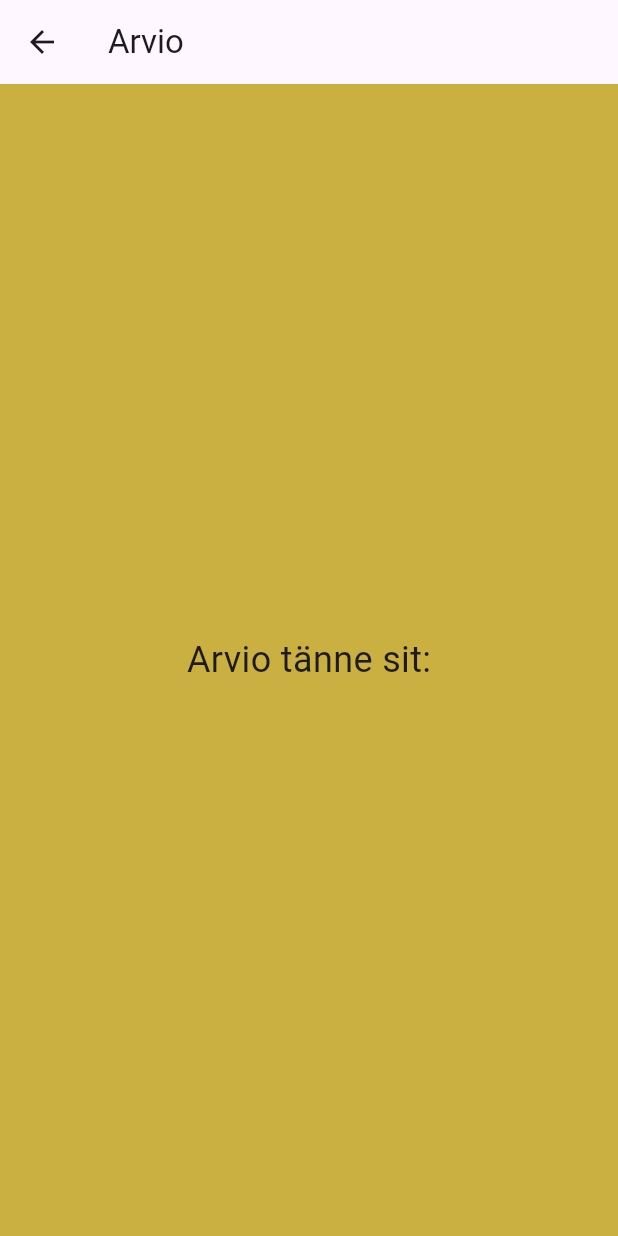
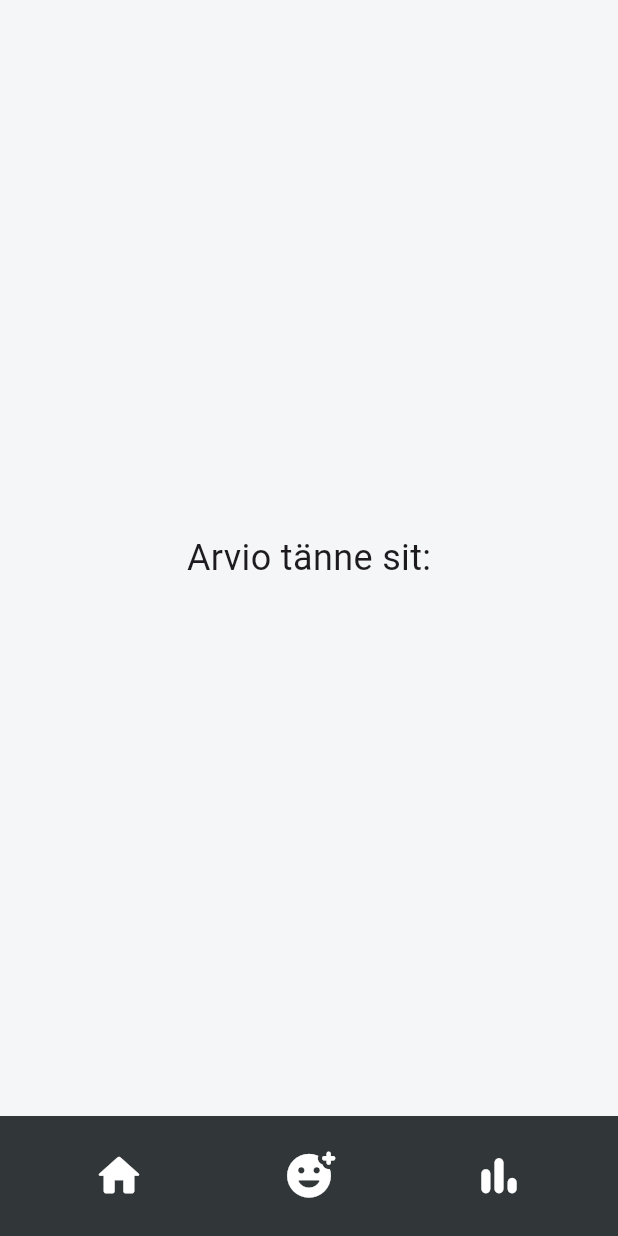
Before and after one commit to Shrimpage/tunteetON, a Flutter app: the Arvio screen opened by its route, on a phone screen of 412 x 824 dp. Run offline on Flutter 3.47's test engine with Material 3 defaults, Android fonts, the phone set to English and light mode, and no system bars; our stand-ins replace fl_chart.

Commit message:
navbar lisätty kaikkiin sivuihin

```diff
--- a/lib/arvio.dart
+++ b/lib/arvio.dart
@@ -1,4 +1,6 @@
 import 'package:flutter/material.dart';
+import 'main.dart';
+import 'kaavio.dart';
 
 class Arvio extends StatelessWidget {
   const Arvio({super.key});
@@ -6,9 +8,34 @@ class Arvio extends StatelessWidget {
   @override
   Widget build(BuildContext context) {
     return Scaffold(
-      appBar:AppBar(
-        title: const Text('Arvio'),
+      bottomNavigationBar: BottomAppBar(
+        color: const Color.fromARGB(255, 49, 54, 56), // Set the background color here
+        child: Row(
+        mainAxisAlignment: MainAxisAlignment.spaceAround,
+        children: [
+          IconButton(
+            icon: const Icon(Icons.home_rounded, size: 35),
+            color: Colors.white,
+            onPressed: () {
+              Navigator.pushNamed(context, '/home');
+            },
+          ),
+          IconButton(
+            icon: const Icon(Icons.add_reaction_rounded, size: 35),
+            color: Colors.white,
+            onPressed: () {},
+          ),
+          IconButton(
+            icon: const Icon(Icons.bar_chart_rounded, size: 35),
+            color: Colors.white,
+            onPressed: () {
+              Navigator.pushNamed(context, '/kaavio');
+            },
+          ),
+        ],
+        ),
       ),
+
       body: const Center(
         child: Column(
           mainAxisAlignment: MainAxisAlignment.center,
@@ -20,7 +47,7 @@ class Arvio extends StatelessWidget {
           ],
         ),
       ),
-      backgroundColor: Color.fromARGB(255, 202, 175, 65),
+      backgroundColor: Color.fromARGB(255, 244, 246, 248),
     );
   }
 }
```
Also changed, not shown: lib/kaavio.dart (+32 -1 lines).
